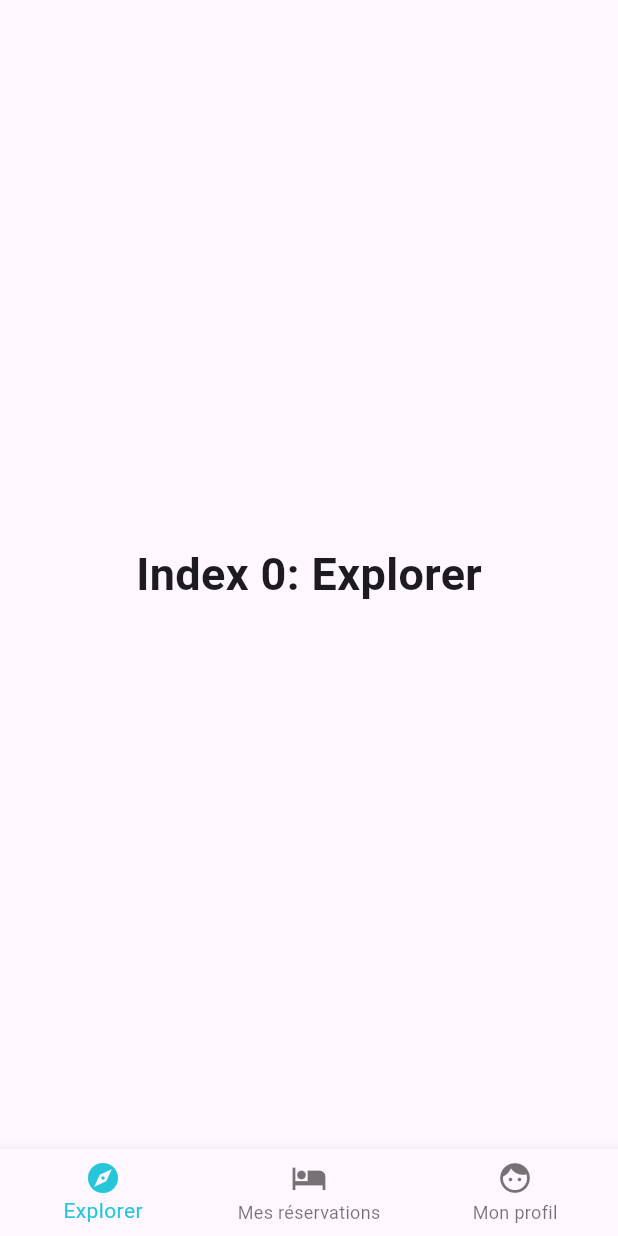
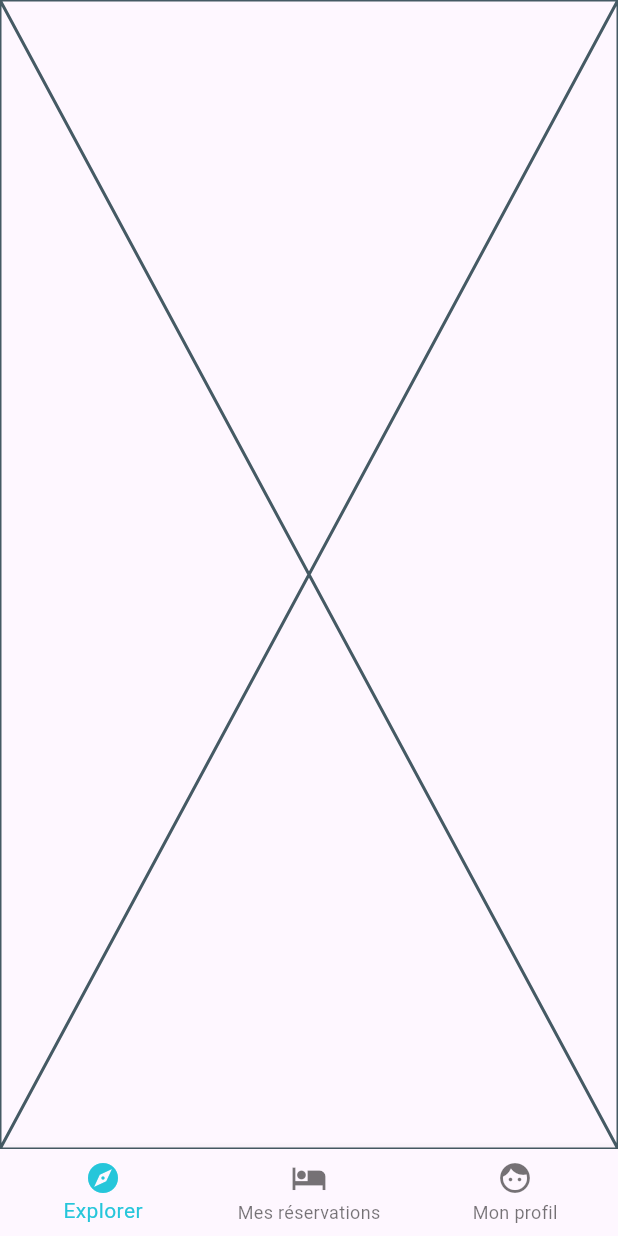
Before and after one commit to Thekorzeremi/Hoo, a Flutter app: the screen it shows after launch, on a phone screen of 412 x 824 dp. Run offline on Flutter 3.47's test engine with Material 3 defaults, Android fonts, the light colour scheme and no system bars.

Commit message:
ci: routing and tabs

```diff
--- a/lib/main.dart
+++ b/lib/main.dart
@@ -21,10 +21,10 @@ class NavigationBar extends StatefulWidget {
 class _NavigationBarState extends State<NavigationBar> {
    int _selectedIndex = 0;
   static const TextStyle optionStyle = TextStyle(fontSize: 30, fontWeight: FontWeight.bold);
-  static const List<Widget> _widgetOptions = <Widget>[
-    Text('Index 0: Explorer', style: optionStyle),
-    Text('Index 1: Mes reservations', style: optionStyle),
-    Text('Index 2: Mon profil', style: optionStyle),
+  static final List<Widget> _widgetOptions = <Widget>[
+    ExploreTab(),
+    BookingTab(),
+    ProfileTab()
   ];
 
   void _onItemTapped(int index) {
@@ -50,3 +50,45 @@ class _NavigationBarState extends State<NavigationBar> {
     );
   }
 }
+
+class ExploreTab extends StatefulWidget {
+  const ExploreTab({super.key});
+
+  @override
+  State<ExploreTab> createState() => _ExploreTabState();
+}
+
+class _ExploreTabState extends State<ExploreTab> {
+  @override
+  Widget build(BuildContext context) {
+    return const Placeholder();
+  }
+}
+
+class BookingTab extends StatefulWidget {
+  const BookingTab({super.key});
+
+  @override
+  State<BookingTab> createState() => _BookingTabState();
+}
+
+class _BookingTabState extends State<BookingTab> {
+  @override
+  Widget build(BuildContext context) {
+    return const Placeholder();
+  }
+}
+
+class ProfileTab extends StatefulWidget {
+  const ProfileTab({super.key});
+
+  @override
+  State<ProfileTab> createState() => _ProfileTabState();
+}
+
+class _ProfileTabState extends State<ProfileTab> {
+  @override
+  Widget build(BuildContext context) {
+    return const Placeholder();
+  }
+}
```
